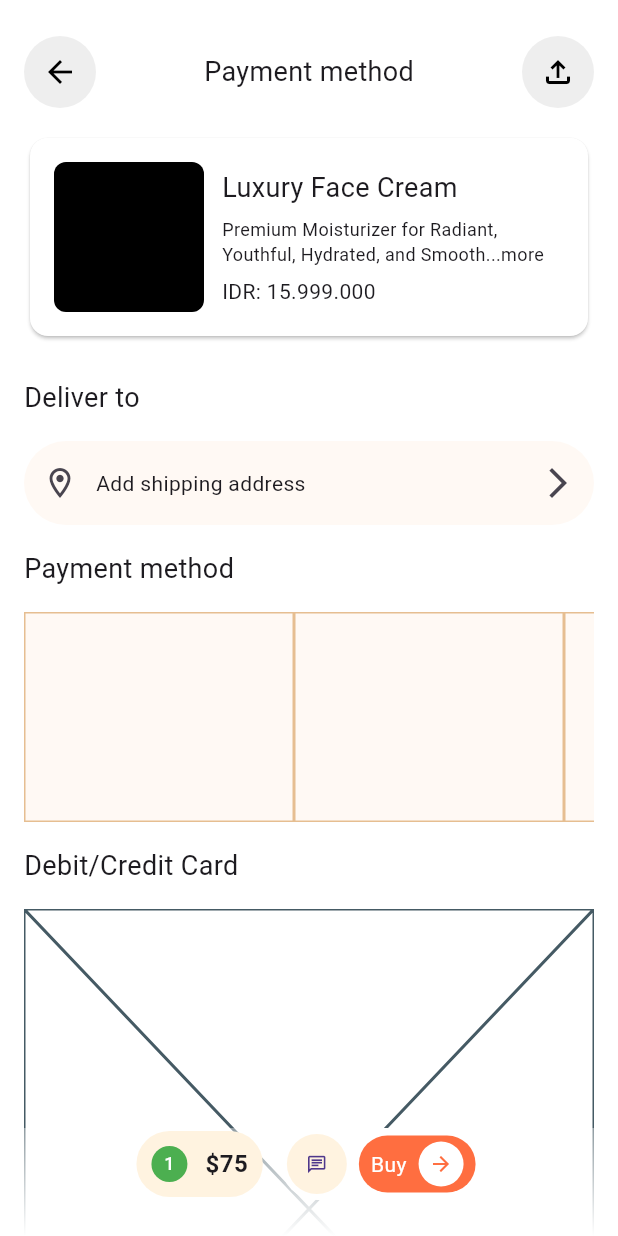
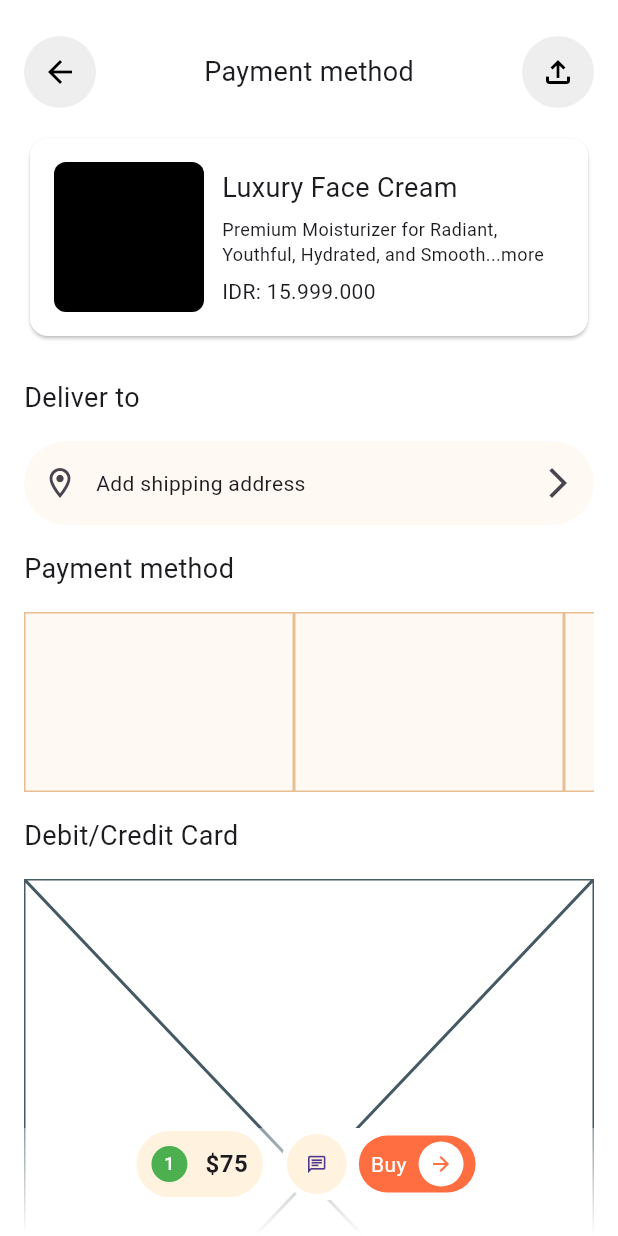
Before and after one commit to JAICHANGPARK/flutter_notebook_chapter_43, a Flutter app: the MarketplacePaymentMethodPage screen opened directly, on a phone screen of 412 x 824 dp. Run offline on Flutter 3.47's test engine with Material 3 defaults, Android fonts, the phone set to English and light mode, and no system bars; our stand-ins replace gap, hugeicons.

Commit message:
Update marketplace_payment_method_page.dart

```diff
--- a/lib/ep2168_marketplace_app/ui/marketplace_payment_method_page.dart
+++ b/lib/ep2168_marketplace_app/ui/marketplace_payment_method_page.dart
@@ -129,7 +129,7 @@ class _MarketplacePaymentMethodPageState extends State<MarketplacePaymentMethodP
                     ),
                   ),
                   Container(
-                    height: 140,
+                    height: 120,
                     child: ListView.builder(
                       scrollDirection: Axis.horizontal,
                       itemBuilder: (context, index) {
```
